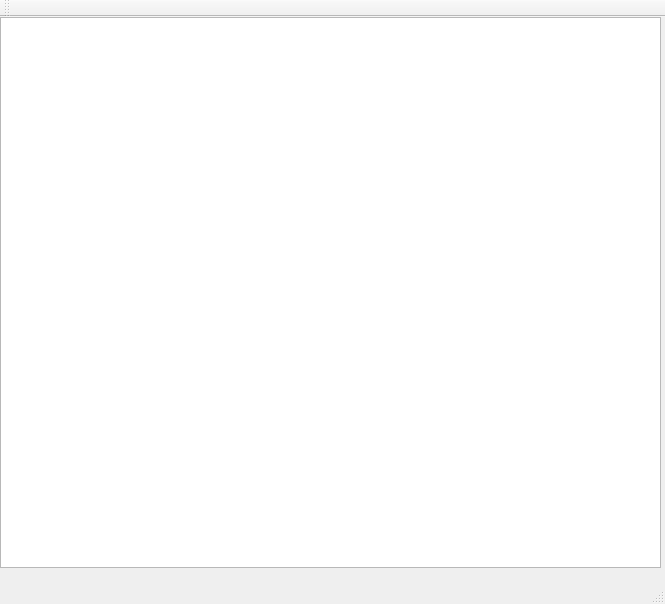
Above: mainwindow.ui from CSCI311/HumanPop before the change. Below: the same form after it.
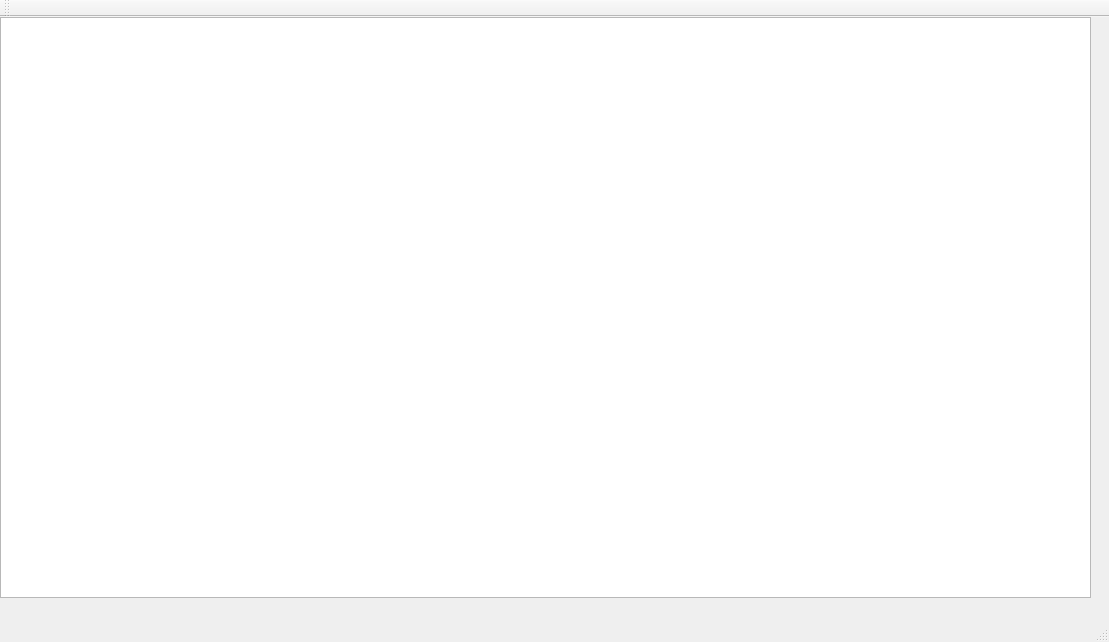
That is the form after the change.

```diff
--- a/mainwindow.ui
+++ b/mainwindow.ui
@@ -6,8 +6,8 @@
    <rect>
     <x>0</x>
     <y>0</y>
-    <width>665</width>
-    <height>604</height>
+    <width>1109</width>
+    <height>642</height>
    </rect>
   </property>
   <property name="windowTitle">
@@ -19,8 +19,8 @@
      <rect>
       <x>0</x>
       <y>0</y>
-      <width>661</width>
-      <height>551</height>
+      <width>1091</width>
+      <height>581</height>
      </rect>
     </property>
    </widget>
```
Left out of the diff: 2 changed lines with no effect on the pictures.
